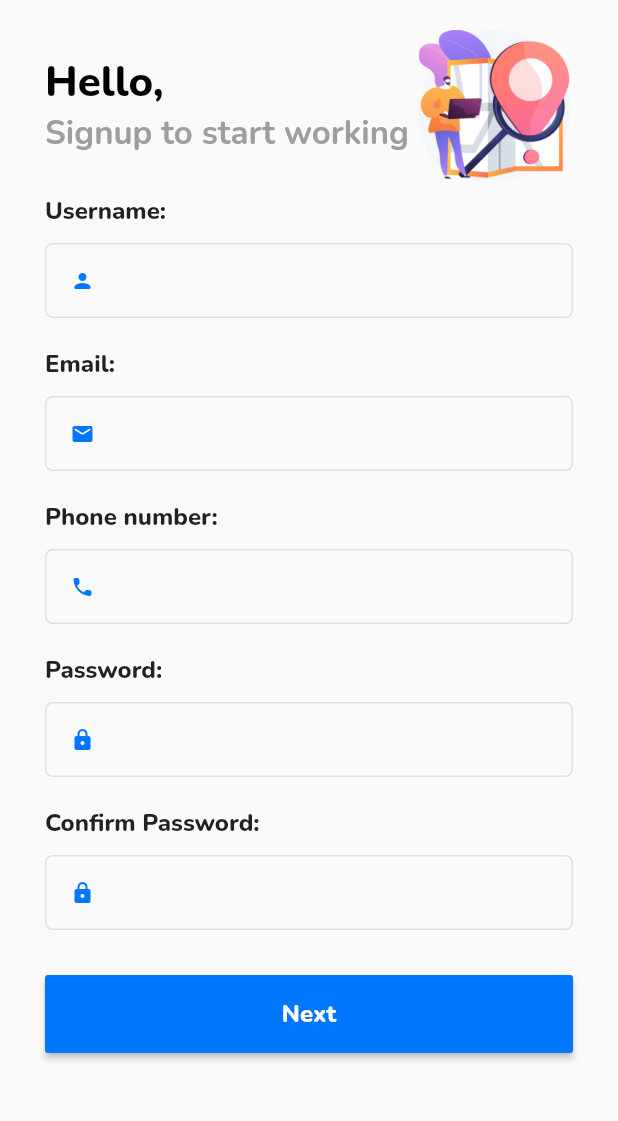
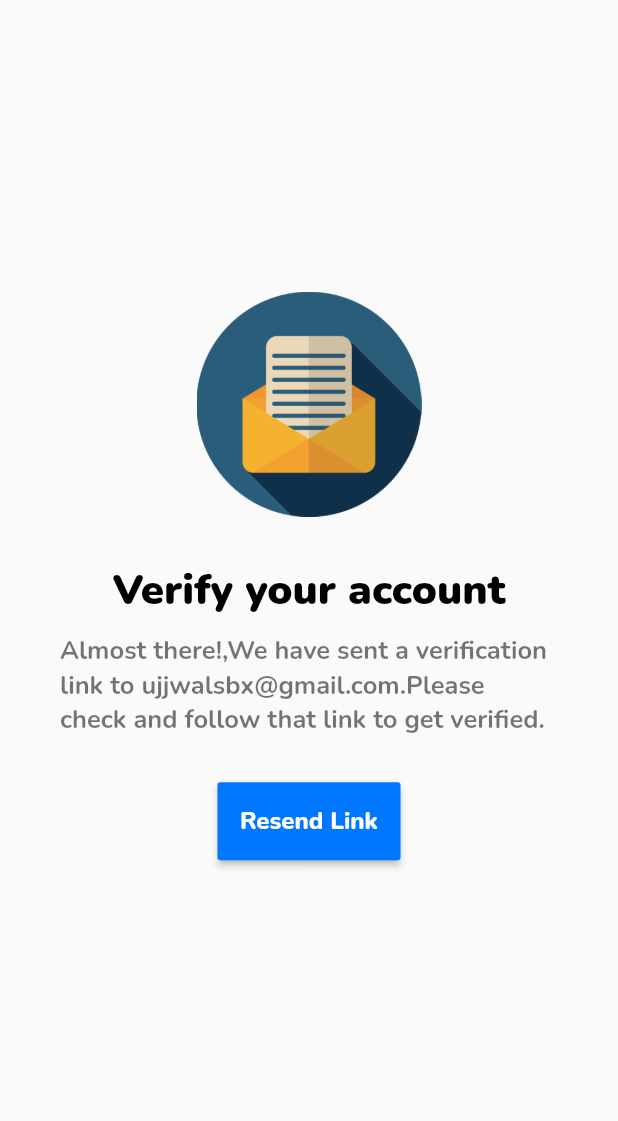
Before and after one commit to Ashutosh619-sudo/Track-Buddy, a Flutter app: the screen it shows after launch, on a phone screen of 412 x 824 dp, the part 84-1205 px from its top. Run offline on Flutter 3.47's test engine with Material 2 defaults, Android fonts, the light colour scheme and no system bars; our stand-ins replace google_fonts.

Commit message:
added verification screen

```diff
--- a/lib/main.dart
+++ b/lib/main.dart
@@ -1,6 +1,5 @@
 import 'package:flutter/material.dart';
-
-import 'package:track_buddy/screens/signup.dart';
+import 'package:track_buddy/screens/verification.dart';
 
 void main() {
   runApp(MyApp());
@@ -13,7 +12,7 @@ class MyApp extends StatelessWidget {
     return MaterialApp(
       title: 'Flutter Demo',
       debugShowCheckedModeBanner: false,
-      home: SignUp(),
+      home: Verification(),
     );
   }
 }
--- a/lib/screens/homeScreen.dart
+++ b/lib/screens/homeScreen.dart
@@ -0,0 +1,34 @@
+import 'package:flutter/material.dart';
+import 'package:google_fonts/google_fonts.dart';
+
+class HomeScreen extends StatelessWidget {
+  @override
+  Widget build(BuildContext context) {
+    return Scaffold(
+      appBar: AppBar(
+        backgroundColor: Colors.white,
+        elevation: 0,
+        title: RichText(
+          text: TextSpan(
+            text: 'Hi,\b',
+            style: GoogleFonts.nunito(
+              fontWeight: FontWeight.bold,
+              color: Colors.black87,
+              fontSize: 20,
+            ),
+            children: [
+              TextSpan(
+                text: "Abhishek",
+                style: GoogleFonts.nunito(
+                  fontWeight: FontWeight.w800,
+                  color: Color.fromRGBO(1, 118, 255, 1),
+                  fontSize: 22,
+                ),
+              ),
+            ],
+          ),
+        ),
+      ),
+    );
+  }
+}
--- /dev/null
+++ b/lib/screens/verification.dart
@@ -0,0 +1,87 @@
+import 'package:flutter/material.dart';
+import 'package:google_fonts/google_fonts.dart';
+
+class Verification extends StatelessWidget {
+  @override
+  Widget build(BuildContext context) {
+    return Scaffold(
+      appBar: AppBar(
+        backgroundColor: Colors.white,
+        elevation: 0,
+        centerTitle: true,
+        title: RichText(
+          text: TextSpan(
+            text: 'Track\b',
+            style: GoogleFonts.nunito(
+              fontWeight: FontWeight.w900,
+              color: Colors.black87,
+              fontSize: 22,
+            ),
+            children: [
+              TextSpan(
+                text: "Buddy",
+                style: GoogleFonts.nunito(
+                  fontWeight: FontWeight.w900,
+                  color: Color.fromRGBO(1, 118, 255, 1),
+                  fontSize: 22,
+                ),
+              ),
+            ],
+          ),
+        ),
+      ),
+      body: Container(
+        padding: EdgeInsets.all(40),
+        width: double.infinity,
+        child: Column(
+          mainAxisAlignment: MainAxisAlignment.center,
+          crossAxisAlignment: CrossAxisAlignment.center,
+          children: [
+            Image(
+              image: AssetImage("assets/Asset3.png"),
+              height: 150,
+            ),
+            Container(
+              margin: EdgeInsets.only(top: 30),
+              child: Text(
+                'Verify your account',
+                style: GoogleFonts.nunito(
+                  fontWeight: FontWeight.w900,
+                  color: Colors.black,
+                  fontSize: 28,
+                ),
+              ),
+            ),
+            Container(
+              margin: EdgeInsets.only(top: 10),
+              child: Text(
+                "Almost there!,We have sent a verification link to ujjwalsbx@gmail.com.Please check and follow that link to get verified.",
+                style: GoogleFonts.nunito(
+                  fontWeight: FontWeight.bold,
+                  color: Colors.black54,
+                  fontSize: 17,
+                ),
+              ),
+            ),
+            Container(
+              margin: EdgeInsets.only(top: 30),
+              child: RaisedButton(
+                onPressed: () {},
+                padding: EdgeInsets.all(15),
+                color: Color.fromRGBO(1, 118, 255, 1),
+                child: Text(
+                  'Resend Link',
+                  style: GoogleFonts.nunito(
+                    fontWeight: FontWeight.w800,
+                    color: Colors.white,
+                    fontSize: 16,
+                  ),
+                ),
+              ),
+            ),
+          ],
+        ),
+      ),
+    );
+  }
+}
```
Also changed, not shown: assets/Asset3.png.
